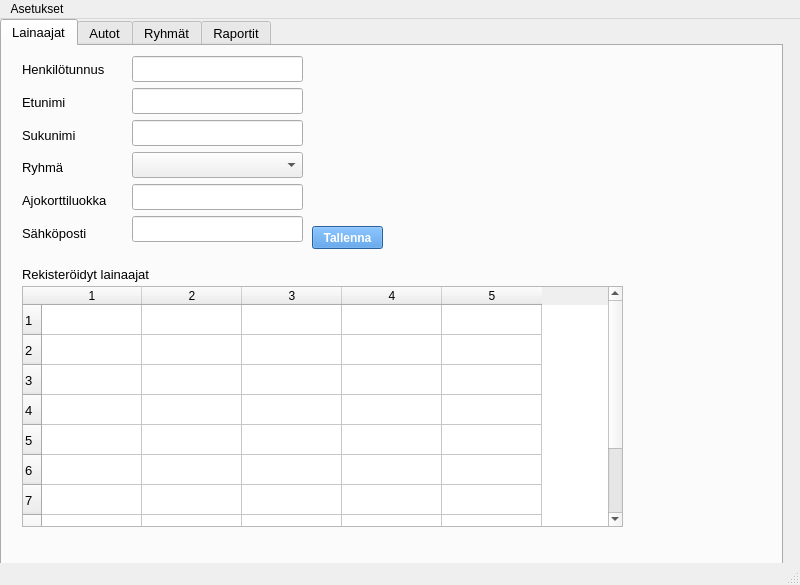
The window that administrative.ui (Sadiqa-Khawari/Autolainaus) describes before a commit, drawn with Qt 5.
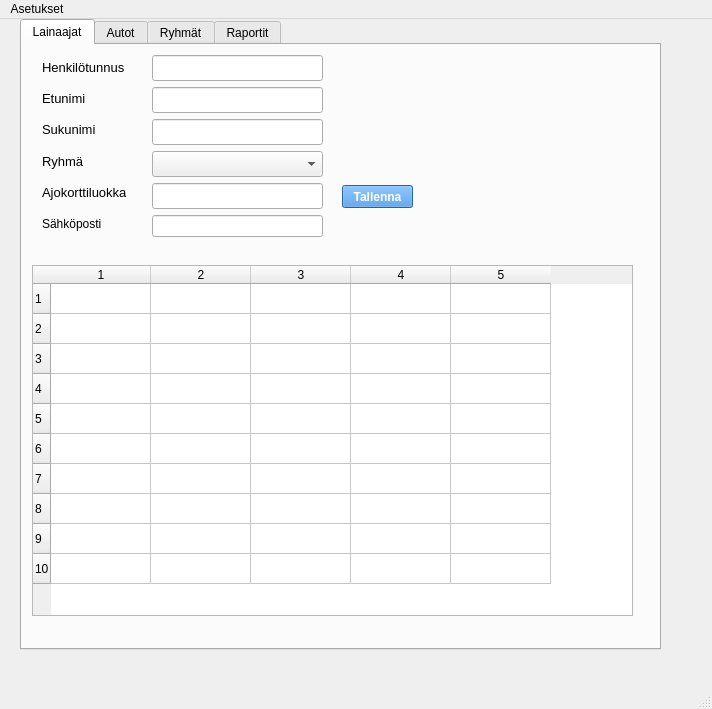
The same window after the commit. The open tabs and pages were chosen to show the change. Icons and pictures are not drawn.

Patch:
```diff
--- a/administrative.ui
+++ b/administrative.ui
@@ -6,8 +6,8 @@
    <rect>
     <x>0</x>
     <y>0</y>
-    <width>800</width>
-    <height>585</height>
+    <width>712</width>
+    <height>709</height>
    </rect>
   </property>
   <property name="windowTitle">
@@ -20,17 +20,12 @@
    <widget class="QTabWidget" name="tabWidget">
     <property name="geometry">
      <rect>
-      <x>0</x>
+      <x>20</x>
       <y>0</y>
-      <width>783</width>
-      <height>551</height>
+      <width>641</width>
+      <height>631</height>
      </rect>
     </property>
-    <property name="font">
-     <font>
-      <pointsize>10</pointsize>
-     </font>
-    </property>
     <property name="cursor">
      <cursorShape>PointingHandCursor</cursorShape>
     </property>
@@ -47,55 +42,42 @@
      <widget class="QTableWidget" name="registeredPersonsTableWidget">
       <property name="geometry">
        <rect>
-        <x>20</x>
-        <y>240</y>
-        <width>601</width>
-        <height>241</height>
-       </rect>
-      </property>
-      <property name="cursor" stdset="0">
-       <cursorShape>ForbiddenCursor</cursorShape>
-      </property>
-      <property name="rowCount">
-       <number>10</number>
-      </property>
-      <property name="columnCount">
-       <number>5</number>
-      </property>
-      <row/>
-      <row/>
-      <row/>
-      <row/>
-      <row/>
-      <row/>
-      <row/>
-      <row/>
-      <row/>
-      <row/>
-      <column/>
-      <column/>
-      <column/>
-      <column/>
-      <column/>
-     </widget>
-     <widget class="QLabel" name="registeredPersonsLabel">
-      <property name="geometry">
-       <rect>
-        <x>20</x>
+        <x>10</x>
         <y>220</y>
-        <width>131</width>
-        <height>16</height>
+        <width>601</width>
+        <height>351</height>
        </rect>
       </property>
-      <property name="text">
-       <string>Rekisteröidyt lainaajat</string>
+      <property name="cursor" stdset="0">
+       <cursorShape>ForbiddenCursor</cursorShape>
       </property>
+      <property name="rowCount">
+       <number>10</number>
+      </property>
+      <property name="columnCount">
+       <number>5</number>
+      </property>
+      <row/>
+      <row/>
+      <row/>
+      <row/>
+      <row/>
+      <row/>
+      <row/>
+      <row/>
+      <row/>
+      <row/>
+      <column/>
+      <column/>
+      <column/>
+      <column/>
+      <column/>
      </widget>
      <widget class="QPushButton" name="savePersonPushButton">
       <property name="geometry">
        <rect>
-        <x>310</x>
-        <y>180</y>
+        <x>320</x>
+        <y>140</y>
         <width>71</width>
         <height>23</height>
        </rect>
@@ -122,7 +104,7 @@
         <x>130</x>
         <y>10</y>
         <width>171</width>
-        <height>191</height>
+        <height>184</height>
        </rect>
       </property>
       <layout class="QVBoxLayout" name="studentInputsVerticalLayout">
@@ -160,6 +142,15 @@
            <pointsize>11</pointsize>
           </font>
          </property>
+         <property name="locale">
+          <locale language="Finnish" country="Finland"/>
+         </property>
+         <property name="editable">
+          <bool>false</bool>
+         </property>
+         <property name="currentText">
+          <string/>
+         </property>
         </widget>
        </item>
        <item>
@@ -172,13 +163,7 @@
         </widget>
        </item>
        <item>
-        <widget class="QLineEdit" name="emailLineEdit">
-         <property name="font">
-          <font>
-           <pointsize>11</pointsize>
-          </font>
-         </property>
-        </widget>
+        <widget class="QLineEdit" name="emailLineEdit"/>
        </item>
       </layout>
      </widget>
@@ -188,7 +173,7 @@
         <x>20</x>
         <y>10</y>
         <width>101</width>
-        <height>191</height>
+        <height>181</height>
        </rect>
       </property>
       <layout class="QVBoxLayout" name="studentLabelsVerticalLayout">
@@ -253,7 +238,7 @@
         </widget>
        </item>
        <item>
-        <widget class="QLabel" name="emailLabel">
+        <widget class="QLabel" name="registeredPersonsLabel">
          <property name="text">
           <string>Sähköposti</string>
          </property>
@@ -854,7 +839,7 @@
     <rect>
      <x>0</x>
      <y>0</y>
-     <width>800</width>
+     <width>712</width>
      <height>33</height>
     </rect>
    </property>
```
Left out of the diff: 78 changed lines with no effect on the pictures.
